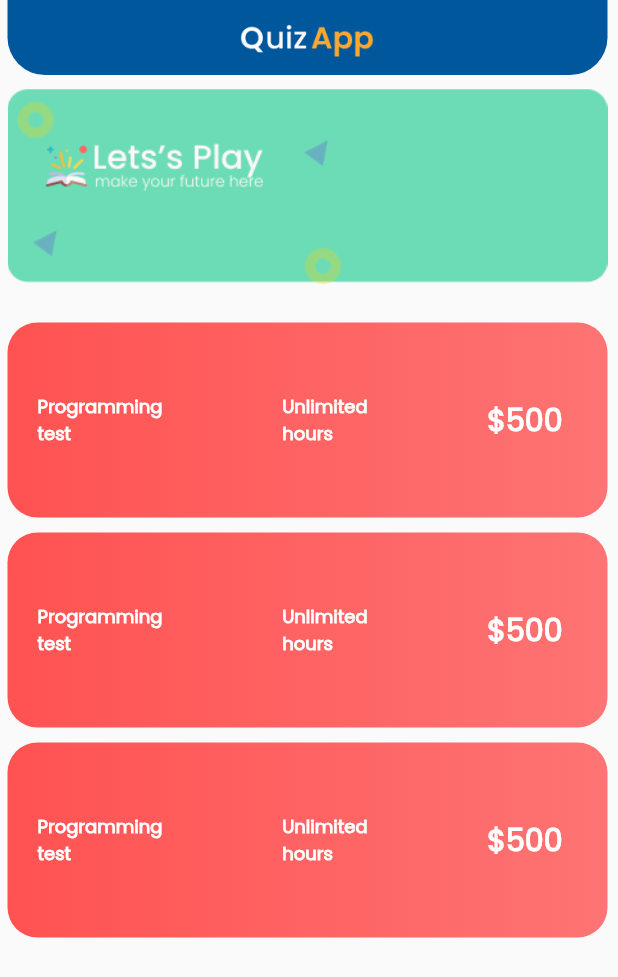
After one commit to ahadjonovss/quizz_game, a Flutter app: the TestMenu screen opened directly, on a phone screen of 412 x 824 dp. The commit adds this screen. Shown: the top 977 px of the screen. Run offline on Flutter 3.47's test engine with Material 2 defaults, Android fonts, the phone set to English and light mode, and no system bars; our stand-ins replace flutter_svg.

Commit message:
something has fixed

```diff
--- a/lib/main.dart
+++ b/lib/main.dart
@@ -2,6 +2,7 @@ import 'package:flutter/material.dart';
 import 'package:quizz_game/pages/game_play.dart';
 import 'package:quizz_game/pages/login_page_1.1.dart';
 import 'package:quizz_game/pages/register_page_1.3.dart';
+import 'package:quizz_game/pages/test_menu.dart';
 import 'package:quizz_game/utils/questions.dart';
 
 void main() {
@@ -22,7 +23,7 @@ class MyApp extends StatelessWidget {
         primarySwatch: Colors.blue,
       ),
       debugShowCheckedModeBanner: false,
-      home:GamePlay(questions: all_questions) ,
+      home: RegisterPage(),
     );
   }
 }
--- a/lib/pages/game_play.dart
+++ b/lib/pages/game_play.dart
@@ -79,7 +79,7 @@ class _GamePlayState extends State<GamePlay> {
               ),//indicator
               SizedBox(height: 20,),
               Container(
-                margin: EdgeInsets.only(left: 40),
+                margin: EdgeInsets.only(left: 40,right: 20),
                 height: 600,
                 width: 400,
                 child: Column(
--- a/lib/pages/login_page_1.1.dart
+++ b/lib/pages/login_page_1.1.dart
@@ -19,6 +19,8 @@ class _LoginPageState extends State<LoginPage> {
   Widget build(BuildContext context) {
     return Scaffold(
       body: SafeArea(
+        child: SingleChildScrollView(
+          physics: BouncingScrollPhysics(),
           child: Container(
             child: Column(
               children: [
@@ -50,6 +52,7 @@ class _LoginPageState extends State<LoginPage> {
             ),
           ),
         ),
+      ),
     );
   }
 }
--- a/lib/pages/number_confirm_page_1.2.dart
+++ b/lib/pages/number_confirm_page_1.2.dart
@@ -2,6 +2,7 @@ import 'package:flutter/material.dart';
 import 'package:flutter_svg/flutter_svg.dart';
 import 'package:quizz_game/pages/home_page_2.0.dart';
 import 'package:quizz_game/pages/register_page_1.3.dart';
+import 'package:quizz_game/pages/test_menu.dart';
 import 'package:quizz_game/utils/project_images.dart';
 import 'package:quizz_game/widgets/navigator_widget.dart';
 
@@ -33,7 +34,7 @@ class _NumberConfirmState extends State<NumberConfirm> {
               SizedBox(height: 38,),
               Text("_ _ _ _ _ _",style: MyFonts.F_18.copyWith(fontSize: 32)),
               SizedBox(height: 40,),
-              navigator("Login", context, HomePage()),
+              navigator("Login", context, TestMenu()),
               SizedBox(height: 10,),
               Text("login with social media",style: MyFonts.F_18.copyWith(color: Colors.grey,fontSize: 18),),
               Center(
--- a/lib/pages/register_page_1.3.dart
+++ b/lib/pages/register_page_1.3.dart
@@ -20,6 +20,8 @@ class _RegisterPageState extends State<RegisterPage> {
   Widget build(BuildContext context) {
     return Scaffold(
       body: SafeArea(
+        child: SingleChildScrollView(
+          physics: BouncingScrollPhysics(),
           child: Container(
             child: Column(
               children: [
@@ -45,6 +47,7 @@ class _RegisterPageState extends State<RegisterPage> {
             ),
           ),
         ),
+      ),
     );
   }
 }
--- /dev/null
+++ b/lib/pages/test_menu.dart
@@ -0,0 +1,52 @@
+import 'package:flutter/material.dart';
+import 'package:flutter_svg/flutter_svg.dart';
+import 'package:quizz_game/utils/fonts.dart';
+import 'package:quizz_game/utils/project_images.dart';
+import 'package:quizz_game/widgets/test_widget.dart';
+
+class TestMenu extends StatelessWidget {
+  const TestMenu({Key? key}) : super(key: key);
+
+  @override
+  Widget build(BuildContext context) {
+    return Scaffold(
+      body: SafeArea(
+        child: Container(
+          child: Column(
+            children: [
+              Container(
+                height: 50,
+                width: 400,
+                decoration: BoxDecoration(
+                  color: Colors.lightBlue.shade900,
+                  borderRadius: BorderRadius.only(bottomLeft: Radius.circular(25),bottomRight: Radius.circular(25)),
+
+                ),
+                child: Center(
+                  child: Container(
+                    width: 90,
+                      child: Image.asset(MyImages.logo_dark)),
+                ),
+              ), //AppBart
+              Container(
+                margin: EdgeInsets.all(5),
+                height: 150,
+                width: 400,
+                decoration: BoxDecoration(
+                  image: DecorationImage(
+                    image: AssetImage (MyImages.test_banner),
+                    fit: BoxFit.cover
+                  )
+                ),
+              ),
+              test_banner(context),
+              test_banner(context),
+              test_banner(context),
+
+            ],
+          ),
+        ),
+      ),
+    );
+  }
+}
--- a/lib/utils/project_images.dart
+++ b/lib/utils/project_images.dart
@@ -4,6 +4,8 @@ class MyImages{
   static const center_pic="assets/images/center.png";
   static const intro_pic="assets/images/intro_pic.png";
   static const logo="assets/images/logo.png";
+  static const logo_dark="assets/images/logo_dark.png";
+  static const test_banner="assets/icons/test_banner.png";
 
   //svg
   static const logo_svg="assets/images/logo.svg";
--- /dev/null
+++ b/lib/widgets/test_widget.dart
@@ -0,0 +1,43 @@
+import 'package:flutter/cupertino.dart';
+import 'package:flutter/material.dart';
+import 'package:quizz_game/pages/game_play.dart';
+import 'package:quizz_game/utils/questions.dart';
+
+import '../utils/fonts.dart';
+
+Widget test_banner(BuildContext context){
+  return InkWell(
+    onTap: (){
+      Navigator.push(context, MaterialPageRoute(builder: (context)=>GamePlay(questions: all_questions)));
+    },
+    child: Container(
+      margin: EdgeInsets.all(5),
+      height: 130,
+      width: 400,
+      decoration: BoxDecoration(
+          gradient: LinearGradient(
+              colors: [
+                Colors.redAccent,
+                Colors.redAccent.withOpacity(0.8)
+              ]
+          ),
+          borderRadius: BorderRadius.circular(20)
+      ),
+      child: Container(
+        padding: EdgeInsets.only(left: 20,right: 30),
+        child: Center(
+          child: Row(
+            mainAxisAlignment: MainAxisAlignment.spaceBetween,
+            children: [
+              Text("Programming\ntest",style: MyFonts.F_18.copyWith(color: Colors.white,fontSize: 12,fontWeight: FontWeight.w600),),
+              Text("Unlimited\nhours",style: MyFonts.F_18.copyWith(color: Colors.white,fontSize: 12,fontWeight: FontWeight.w600),),
+              Text("\$500",style: MyFonts.F_18.copyWith(color: Colors.white,fontSize: 20,fontWeight: FontWeight.w600),),
+
+
+            ],
+          ),
+        ),
+      ),
+    ),
+  );
+}
```
Also changed, not shown: lib/utils/questions.dart (+24 -0 lines), assets/icons/test_banner.png (added), assets/icons/test_option.png (deleted), assets/images/logo_dark.png (added). Lines whose indentation alone changed are shown as unchanged.
